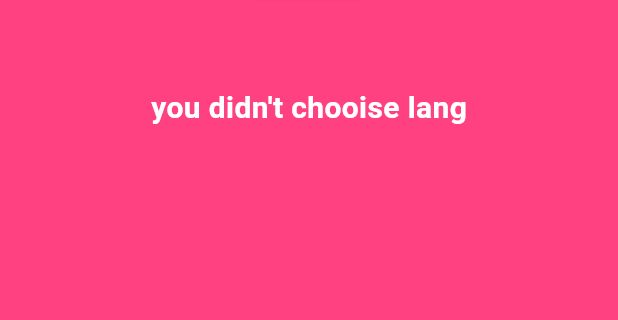
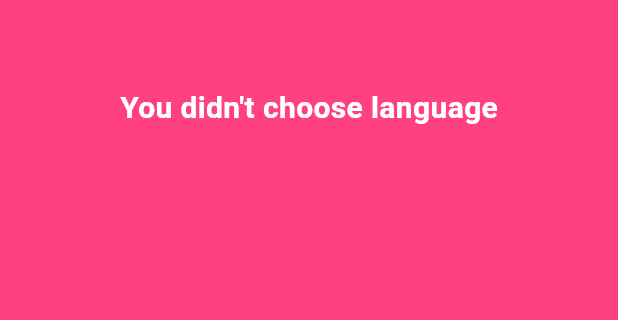
Before and after one commit to Shovalnaim/translate_app-flutter, a Flutter app: the screen it shows after launch, after a tap on "Translate", on a phone screen of 412 x 824 dp, the part 452-772 px from its top. Run offline on Flutter 3.47's test engine with Material 3 defaults, Android fonts, the phone set to English and light mode, and no system bars; missing offline and left inert: translator_plus.

Commit message:
commite translate app

```diff
--- a/lib/translatorPage.dart
+++ b/lib/translatorPage.dart
@@ -47,47 +47,43 @@ class _translatorPageState extends State<translatorPage> {
   TextEditingController controller = TextEditingController();
 
   void translator() async {
+    // Get the language codes for input and output languages using the getLanguage() function
     String getInputLang = getLanguage(input);
     String getOutLang = getLanguage(out);
+    // Get the text entered by the user in the TextEditingController
     String getTextInput = controller.text.toString();
 
+    // Check if either input or output language is not selected
     if (getInputLang == '--' || getOutLang == '--') {
       setState(() {
-        output_translator = 'you didn\'t chooise lang';
+        output_translator = 'You didn\'t choose language';
       });
       return;
     }
+    // Check if the input text is empty
     if (getTextInput.isEmpty) {
       setState(() {
-        output_translator = 'please enter text to translate';
+        output_translator = 'Please enter text to translate';
       });
     }
     try {
-      print("Starting hardcoded translation...");
+      // Initialize the GoogleTranslator class to handle the translation process
       GoogleTranslator translate = GoogleTranslator();
 
-      // Perform the translation with hardcoded values
+      // Perform the translation
       var translation = await translate.translate(getTextInput,
           from: getInputLang, to: getOutLang);
       setState(() {
+        // Update the output_translator with the translated text
         output_translator = translation.text;
       });
-      // Print the result of the translation
-      print("Hardcoded translation: ${translation.text}");
+
     } catch (e) {
-      // Handle and print any errors that occur during translation
-      print("Error during hardcoded translation: $e");
+      print("Error during translation: $e");
     }
   }
 
-  // String getLanguage(String Language) {
-  //   if (Language == 'English') {
-  //     return 'en';
-  //   } else if (Language == 'Spanish') {
-  //     return 'es';
-  //   }
-  //   return '--';
-  // }
+  //function that get name of Language and return the Language code
   String getLanguage(String Language) {
     if (Language == 'English') {
       return 'en';
@@ -146,7 +142,7 @@ class _translatorPageState extends State<translatorPage> {
     } else if (Language == 'Bengali') {
       return 'bn';
     }
-    return '--'; // Default return if no match found
+    return '--'; //  return if no Language found
   }
 
   @override
@@ -170,6 +166,7 @@ class _translatorPageState extends State<translatorPage> {
                 SizedBox(
                   height: 20,
                 ),
+                //DropdownButton of name of Language that i want to translate from it
                 DropdownButton(
                     hint: Text(input),
                     dropdownColor: Colors.pink.shade50,
@@ -196,6 +193,7 @@ class _translatorPageState extends State<translatorPage> {
                 SizedBox(
                   height: 20,
                 ),
+                //DropdownButton of name of Language that i want to translate to it
                 DropdownButton(
                     hint: Text(out),
                     dropdownColor: Colors.pink.shade50,
@@ -207,6 +205,8 @@ class _translatorPageState extends State<translatorPage> {
                       );
                     }).toList(),
                     onChanged: (String? value) {
+                      //The value here is the new value selected from the dropdown menu.
+                      //String? means that the value can be either a String or null. The ? makes it nullable.
                       setState(() {
                         out = value!;
                       });
@@ -250,6 +250,7 @@ class _translatorPageState extends State<translatorPage> {
             SizedBox(
               height: 20,
             ),
+            //The text will display the translation answer.
             Text("\n$output_translator",
                 style: TextStyle(
                     color: Colors.white,
```
